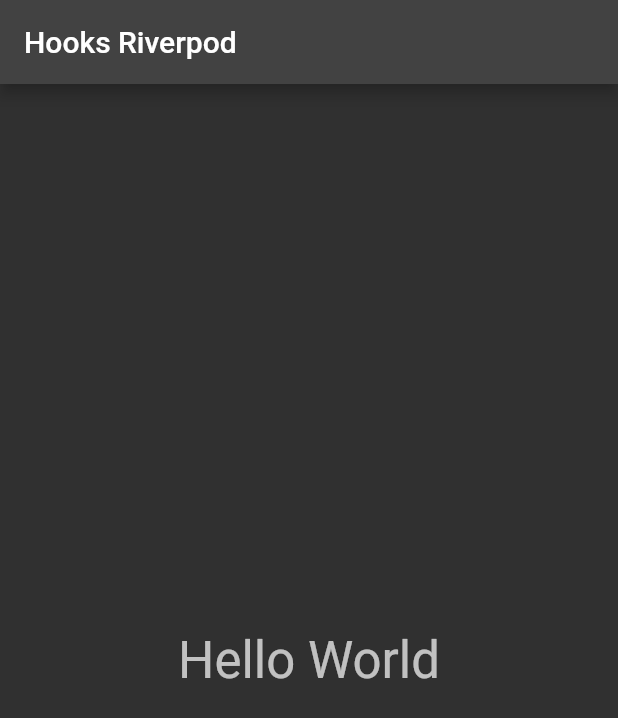
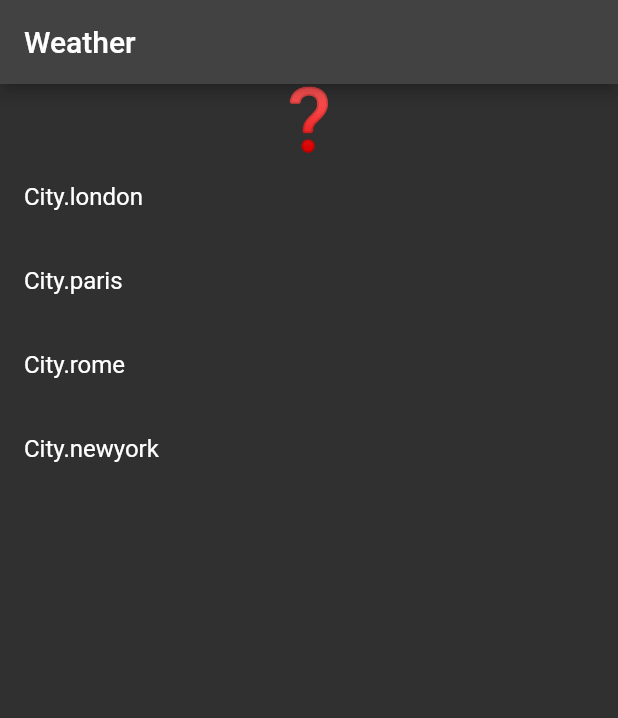
Before and after one commit to Martypose/Riverpod_test3, a Flutter app: the screen it shows after launch, on a phone screen of 412 x 824 dp. Shown: the top 718 px of the screen. Run offline on Flutter 3.47's test engine with Material 2 defaults, Android fonts, the phone set to English and light mode, and no system bars; our stand-ins replace hooks_riverpod.

Commit message:
Fin ejemplo tres, trabajado con FutureProvider, StateProvider, Provider watching another provider, async value, data, loading, error, setStateProvider state directly...

```diff
--- a/lib/main.dart
+++ b/lib/main.dart
@@ -20,28 +20,95 @@
       darkTheme: ThemeData.dark(),
       themeMode: ThemeMode.dark,
       debugShowCheckedModeBanner: false,
-      home: HomePage(),
+      home: const HomePage(),
     );
   }
 }
 
+
+
+enum City {
+  london,
+  paris,
+  rome,
+  newyork,
+}
+
+typedef WheaterEmoji = String;
+
+Future<WheaterEmoji> getWheaterEmoji(City city) {
+   return Future.delayed(
+    const Duration(seconds: 1),
+    () => {
+      City.london: '🌤️',
+      City.paris: '🌧️',
+      City.rome: '🌦️',
+      City.newyork: '🌩️',
+    }[city]!,
+  );
+}
+
+// UI writes and reads from this
+final currentCityProvider = StateProvider<City?>(
+  (ref) => null,
+  );
+
+  const unknownWeatherEmoji = '❓';
+
+// UI reads this
+  final weatherProvider = FutureProvider<WheaterEmoji>((ref){
+    final city = ref.watch(currentCityProvider);
+    if (city != null) {
+      return getWheaterEmoji(city);
+    }else{
+      return unknownWeatherEmoji;
+    }
+  });
 
 class HomePage extends ConsumerWidget {
   const HomePage({super.key});
 
   @override
   Widget build(BuildContext context, WidgetRef ref) {
+    final currentWeather = ref.watch(weatherProvider);
+
+
         return Scaffold(
       appBar: AppBar(
           title: const Text(
-            'Hooks Riverpod',
+            'Weather',
           ),
-        ),
-        body: Center(
-          child: Text(
-            'Hello World',
-            style: Theme.of(context).textTheme.headline4,
+      ),
+      body: Column(
+        children: [
+          currentWeather.when(
+            data: (data) => Text(data,style: const TextStyle(fontSize:40),),
+            loading: () => const Padding(
+              padding:  EdgeInsets.all(8.0),
+              child: CircularProgressIndicator(),
+            ),
+            error: (error, stack) => const Text('Error 😢'),
           ),
-        ));
+          Expanded(
+            child: ListView.builder(
+              itemCount: City.values.length,
+              itemBuilder: (context, index) {
+                final city = City.values[index];
+                final isSelected = city == ref.watch(currentCityProvider);
+                ref.watch(currentCityProvider);
+                return ListTile(
+                  title: Text(
+                    city.toString()
+                    ),
+                    trailing: isSelected ? const Icon(Icons.check) : null,
+                    onTap: () =>
+                      ref.read(currentCityProvider.notifier).state = city,
+                    );
+              },
+            ),
+          ),
+        ],
+      ),
+    );
   }
 }
```
